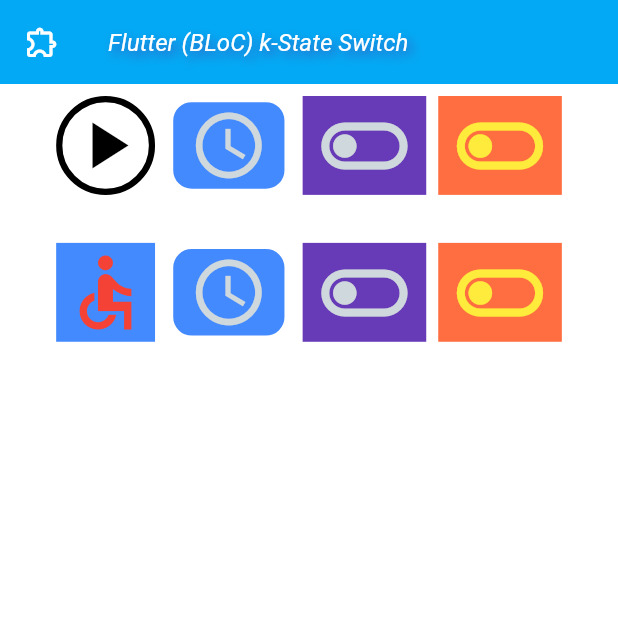
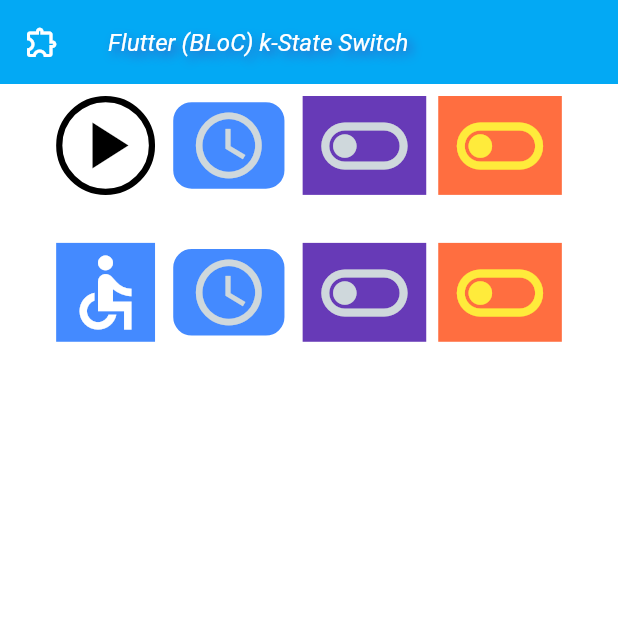
Before and after one commit to mk590901/Event-driven-BLoC-s-switch-widgets, a Flutter app: the screen it shows after launch, on a phone screen of 412 x 824 dp, the top half of it. Run offline on Flutter 3.47's test engine with Material 3 defaults, Android fonts, the phone set to English and light mode, and no system bars; our stand-ins replace flutter_bloc.

Commit message:
Refactoring: class FlatAdvancedSwitch has been updated

```diff
--- a/lib/main.dart
+++ b/lib/main.dart
@@ -123,6 +123,12 @@ class AppHomePage extends StatelessWidget {
                         height: 16,
                         canvasFColor: Colors.blueAccent,
                         canvasTColor: Colors.indigo,
+                        canvasDColor: Colors.blueGrey,
+                        canvasUColor: Colors.teal,
+                        imageFColor: Colors.white,
+                        imageTColor: Colors.white30,
+                        imageDColor: Colors.amber,
+                        imageUColor: Colors.amberAccent,
                         T: Icons.accessible_forward_sharp,
                         F: Icons.accessible_sharp,
                         onAction: () {
--- a/lib/widgets/flat_advanced_switch.dart
+++ b/lib/widgets/flat_advanced_switch.dart
@@ -14,7 +14,10 @@ class FlatAdvancedSwitch extends StatelessWidget implements IClick {
   final Color canvasFColor;
   final Color canvasDColor;
   final Color canvasUColor;
-  final Color imageColor;
+  final Color imageTColor;
+  final Color imageFColor;
+  final Color imageDColor;
+  final Color imageUColor;
   final double width;
   final double height;
   final IconData? T;
@@ -31,7 +34,10 @@ class FlatAdvancedSwitch extends StatelessWidget implements IClick {
     this.canvasFColor = Colors.transparent,
     this.canvasDColor = Colors.black26,
     this.canvasUColor = Colors.black26,
-    this.imageColor = Colors.black,
+    this.imageTColor = Colors.black,
+    this.imageFColor = Colors.black,
+    this.imageDColor = Colors.black,
+    this.imageUColor = Colors.black,
     this.T = Icons.toggle_on_outlined,
     this.F = Icons.toggle_off_outlined,
     this.onAction,
@@ -77,19 +83,19 @@ class FlatAdvancedSwitch extends StatelessWidget implements IClick {
   }
 
   Color? iconColor(SwitchAdvancedStates state) {
-    Color? result = Colors.white;
+    Color? result = imageFColor;
     switch(state) {
       case SwitchAdvancedStates.off:
-        result = Colors.red;
+        result = imageFColor;
         break;
       case SwitchAdvancedStates.on:
-        result = Colors.green;
+        result = imageTColor;
         break;
       case SwitchAdvancedStates.off2on:
-        result = Colors.blue;
+        result = imageUColor;
         break;
       case SwitchAdvancedStates.on2off:
-        result = Colors.amber;
+        result = imageDColor;
         break;
       default:
     }
@@ -97,11 +103,11 @@ class FlatAdvancedSwitch extends StatelessWidget implements IClick {
   }
 
   num iconSize(SwitchAdvancedStates state) {
-    double result = 0.90;
+    double result = 0.9;
     switch(state) {
       case SwitchAdvancedStates.off:
       case SwitchAdvancedStates.on:
-        result = 0.90;
+        result = 0.9;
         break;
       case SwitchAdvancedStates.off2on:
       case SwitchAdvancedStates.on2off:
```
